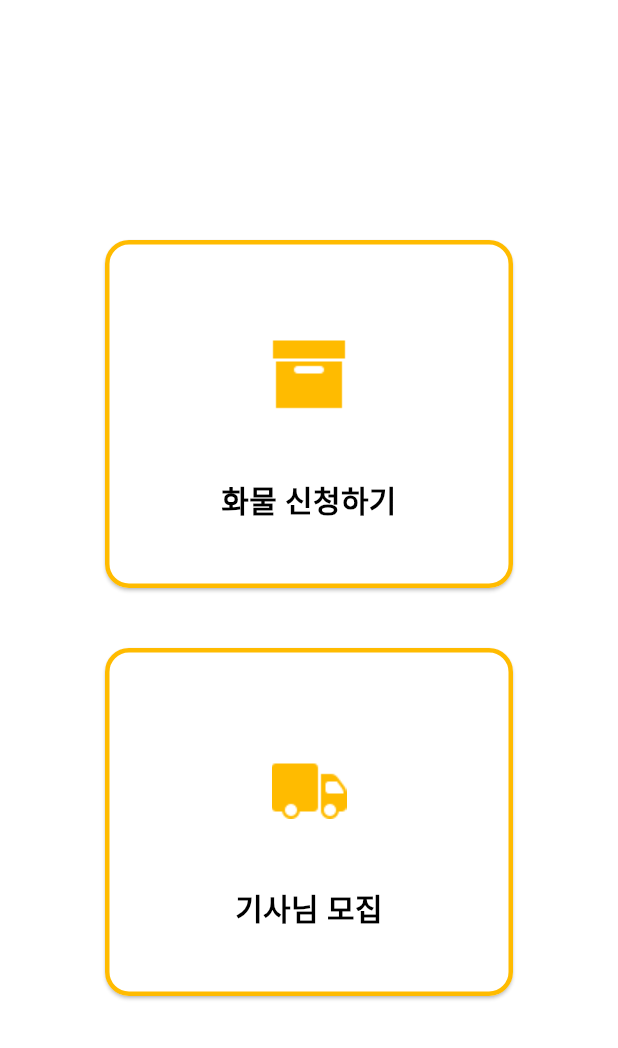
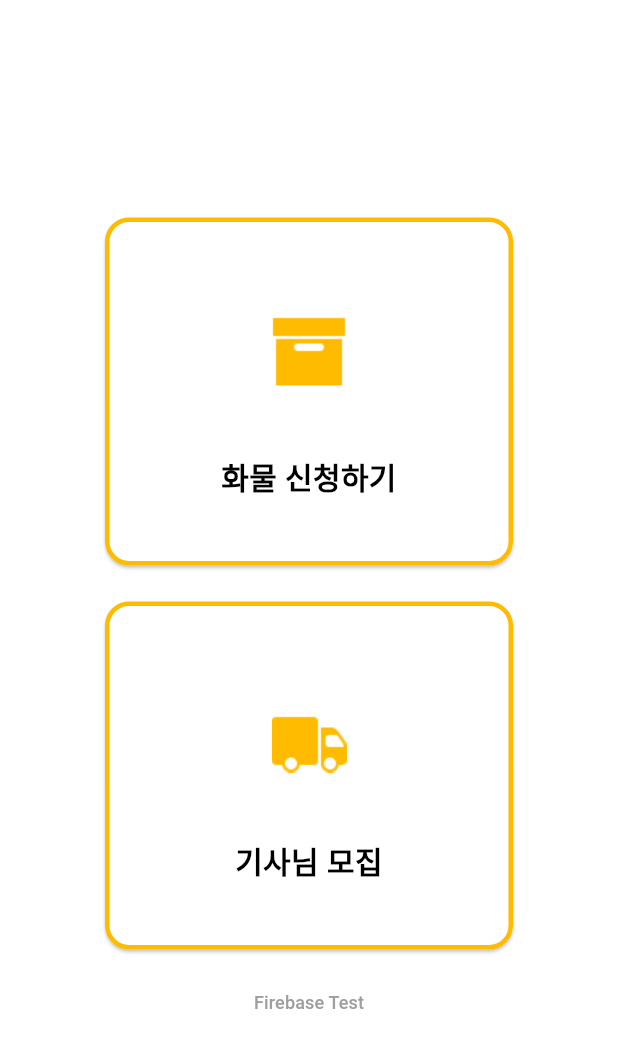
Before and after one commit to Bumjun-hub/Project_SwiftLoad, a Flutter app: the screen it shows after launch, on a phone screen of 412 x 824 dp. Shown: the top 1048 px of the screen. Run offline on Flutter 3.47's test engine with Material 3 defaults, Android fonts, the phone set to English and light mode, and no system bars; our stand-ins replace cloud_firestore, firebase_auth, firebase_core, flutter_dotenv; accounts and stored records are empty.

Commit message:
생성 : firebase연결 테스트

```diff
--- a/flutter_app/lib/main.dart
+++ b/flutter_app/lib/main.dart
@@ -5,6 +5,7 @@ import 'package:firebase_core/firebase_core.dart';
 import 'package:flutter_dotenv/flutter_dotenv.dart';
 import 'package:firebase_auth/firebase_auth.dart';
 import 'package:cloud_firestore/cloud_firestore.dart';
+import 'package:flutter_app/firebase_test_page.dart';
 
 void main() async{
   WidgetsFlutterBinding.ensureInitialized();
--- a/flutter_app/lib/select_page.dart
+++ b/flutter_app/lib/select_page.dart
@@ -2,6 +2,8 @@ import 'package:flutter/material.dart';
 
 import 'driver_join_page.dart';
 import 'google_login_page.dart';
+
+import 'package:flutter_app/firebase_test_page.dart';
 
 class SelectPage extends StatelessWidget {
   const SelectPage({super.key});
@@ -26,7 +28,7 @@ class SelectPage extends StatelessWidget {
                   );
                 },
               ),
-              const SizedBox(height: 32),
+              const SizedBox(height: 16),   //원래 32
               OptionCard(
                 imagePath: 'assets/truck.png',
                 title: '기사님 모집',
@@ -37,6 +39,27 @@ class SelectPage extends StatelessWidget {
                   );
                 },
               ),
+              const SizedBox(height: 16), // 카드와 버튼 사이에 간격을 줍니다.
+
+              // ▼▼▼▼▼ 이 버튼 코드를 추가 ▼▼▼▼▼
+              TextButton(
+                style: TextButton.styleFrom(
+                  padding: EdgeInsets.zero, // 내부 여백 제거
+                  minimumSize: const Size(50, 30), // 최소 크기 지정
+                  tapTargetSize: MaterialTapTargetSize.shrinkWrap, // 터치 영역 최소화
+                ),
+                onPressed: () {
+                  Navigator.push(
+                    context,
+                    MaterialPageRoute(builder: (context) => const FirebaseTestPage()),
+                  );
+                },
+                child: const Text(
+                  'Firebase Test', // 텍스트도 짧게
+                  style: TextStyle(color: Colors.grey, fontSize: 12), // 글자 크기도 작게
+                ),
+              ),
+              // ▲▲▲▲▲ 여기까지 추가 ▲▲▲▲▲
             ],
           ),
         ),
@@ -44,6 +67,7 @@ class SelectPage extends StatelessWidget {
     );
   }
 }
+
 
 class OptionCard extends StatelessWidget {
   final String imagePath;
```
Also changed, not shown: flutter_app/lib/firebase_test_page.dart (added, +97 -0 lines).
